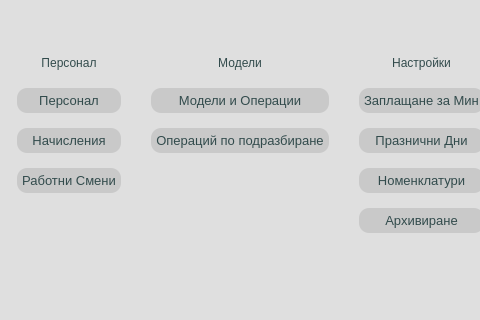
The window that app/ui/widgets/MainWindow.ui (DevilPhp/WorkSalary.v01) describes before a commit, drawn with Qt 5; both pictures show x 224 to 704 and y 148 to 468 of the 800 by 580 pixel window.
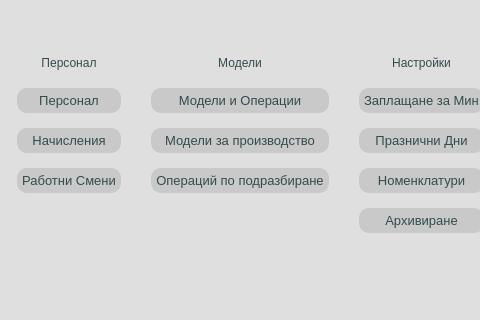
The same window after the commit. The open tabs and pages were chosen to show the change. Icons and pictures are not drawn.

```diff
--- a/app/ui/widgets/MainWindow.ui
+++ b/app/ui/widgets/MainWindow.ui
@@ -764,16 +764,6 @@
                   </property>
                  </widget>
                 </item>
-                <item row="2" column="2">
-                 <widget class="QPushButton" name="setDefaultOperBtn">
-                  <property name="focusPolicy">
-                   <enum>Qt::NoFocus</enum>
-                  </property>
-                  <property name="text">
-                   <string>Операций по подразбиране</string>
-                  </property>
-                 </widget>
-                </item>
                 <item row="0" column="1">
                  <widget class="QLabel" name="label_3">
                   <property name="text">
@@ -853,6 +843,23 @@
                   </property>
                  </widget>
                 </item>
+                <item row="3" column="2">
+                 <widget class="QPushButton" name="setDefaultOperBtn">
+                  <property name="focusPolicy">
+                   <enum>Qt::NoFocus</enum>
+                  </property>
+                  <property name="text">
+                   <string>Операций по подразбиране</string>
+                  </property>
+                 </widget>
+                </item>
+                <item row="2" column="2">
+                 <widget class="QPushButton" name="setProductionPageBtn">
+                  <property name="text">
+                   <string>Модели за производство</string>
+                  </property>
+                 </widget>
+                </item>
                </layout>
               </item>
              </layout>
```
